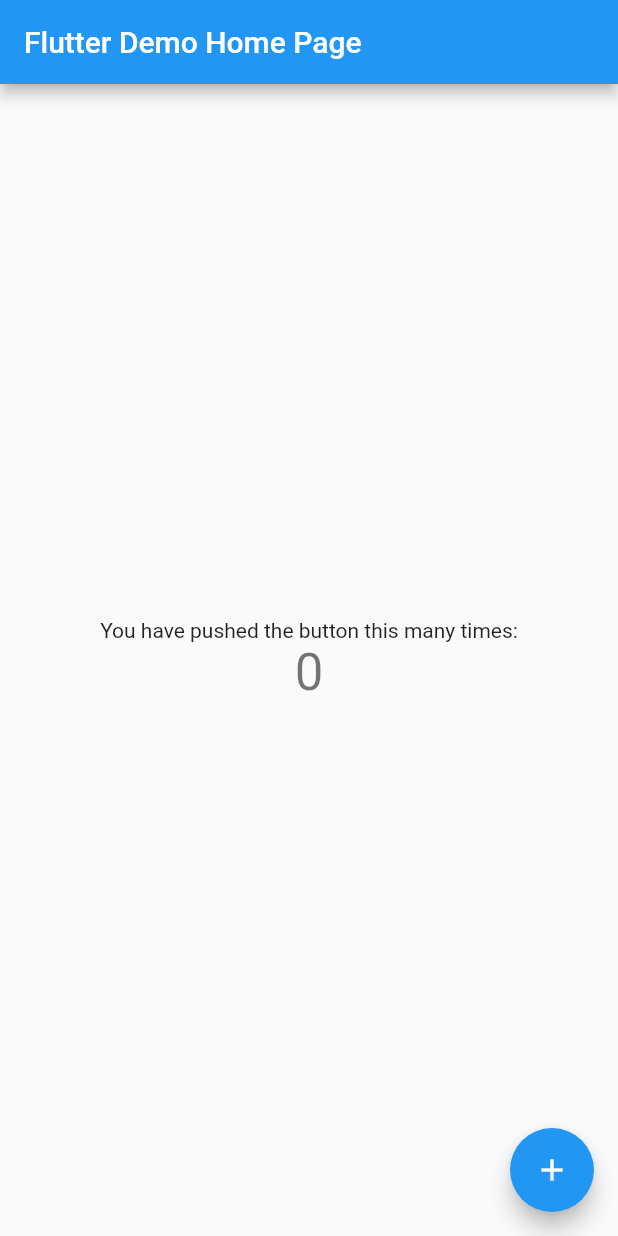
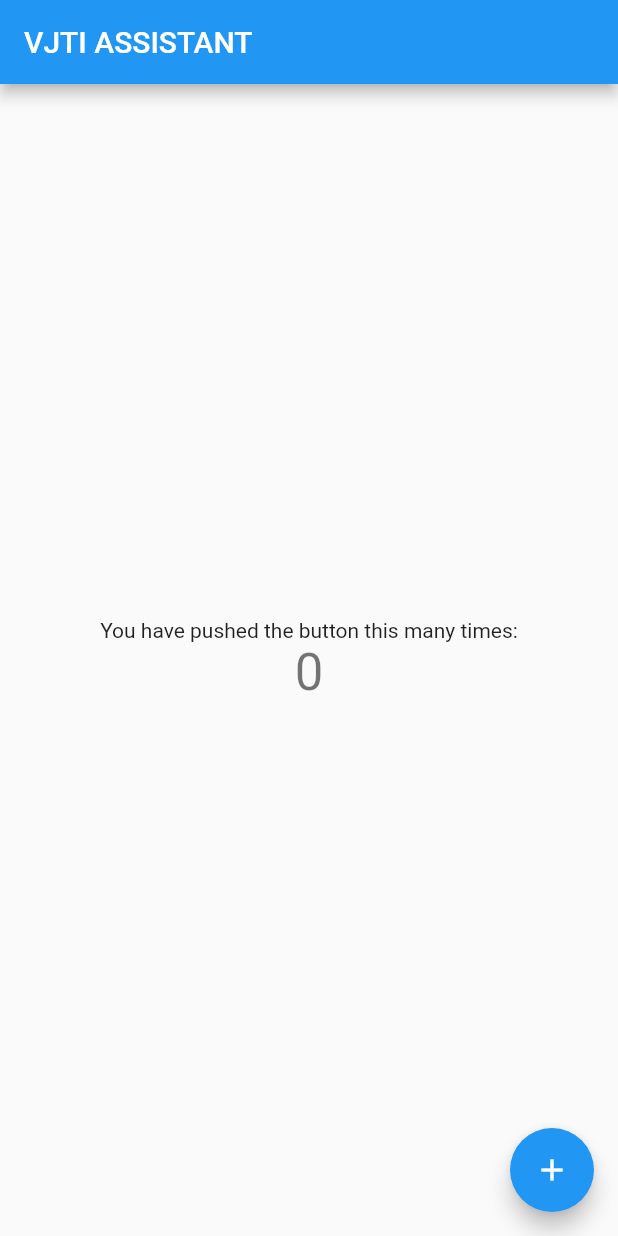
Before and after one commit to Anupamladdha/vjtiAssistant, a Flutter app: the screen it shows after launch, on a phone screen of 412 x 824 dp. Run offline on Flutter 3.47's test engine with Material 2 defaults, Android fonts, the phone set to English and light mode, and no system bars.

Commit message:
Test commit
changed title

```diff
--- a/lib/main.dart
+++ b/lib/main.dart
@@ -26,7 +26,7 @@ class MyApp extends StatelessWidget {
         // closer together (more dense) than on mobile platforms.
         visualDensity: VisualDensity.adaptivePlatformDensity,
       ),
-      home: MyHomePage(title: 'Flutter Demo Home Page'),
+      home: MyHomePage(title: 'VJTI ASSISTANT'),
     );
   }
 }
```
